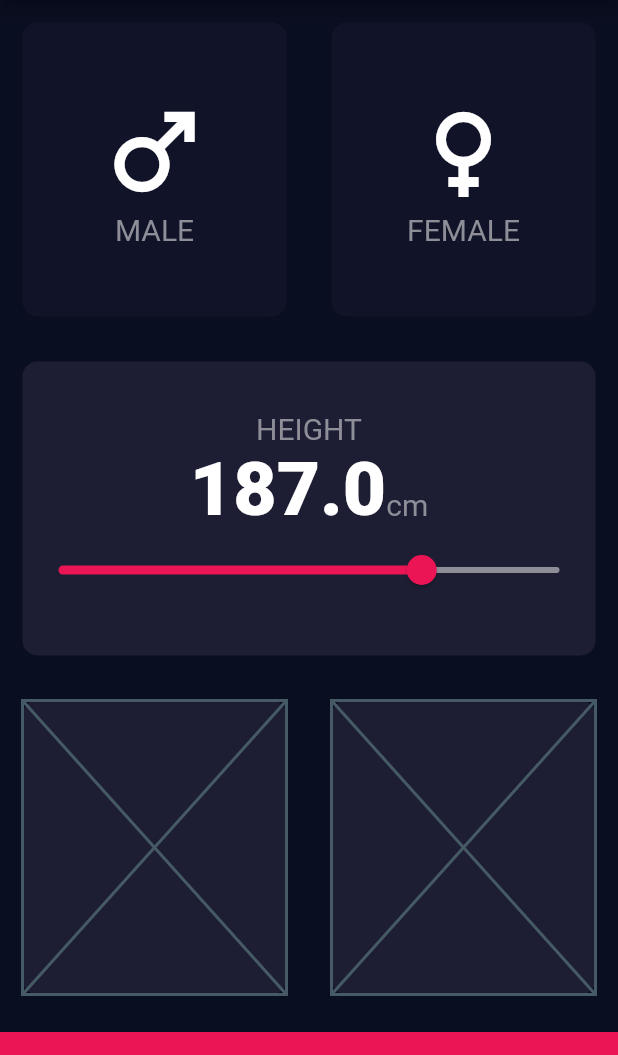
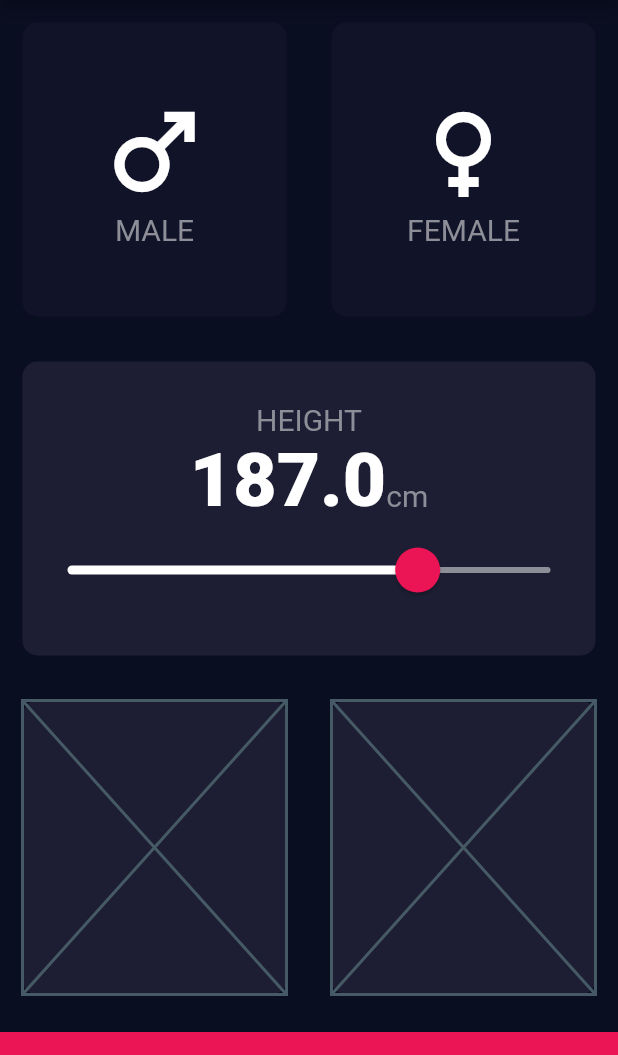
Before and after one commit to UildsonSantos/Flutter_with_Angela_Yu, a Flutter app: the screen it shows after launch, on a phone screen of 412 x 824 dp, the part 84-1139 px from its top. Run offline on Flutter 3.47's test engine with Material 2 defaults, Android fonts, the phone set to English and light mode, and no system bars; our stand-ins replace audioplayers, rflutter_alert.

Commit message:
add SliderTheme in slider

```diff
--- a/bmi_calculator/lib/input_page.dart
+++ b/bmi_calculator/lib/input_page.dart
@@ -85,7 +85,7 @@ class _InputPageState extends State<InputPage> {
                     mainAxisAlignment: MainAxisAlignment.center,
                     crossAxisAlignment: CrossAxisAlignment.baseline,
                     textBaseline: TextBaseline.alphabetic,
-                    children:  [
+                    children: [
                       Text(
                         height.toStringAsFixed(1),
                         style: kNumberTextStyle,
@@ -96,17 +96,26 @@ class _InputPageState extends State<InputPage> {
                       ),
                     ],
                   ),
-                  Slider(
+                  SliderTheme(
+                    data: SliderTheme.of(context).copyWith(
+                        inactiveTrackColor: const Color(0xFF8D8E98),
+                        activeTrackColor: Colors.white,
+                        thumbColor: const Color(0xFFEB1555),
+                        overlayColor: const Color(0x29EB1555),
+                        thumbShape: const RoundSliderThumbShape(
+                            enabledThumbRadius: 15.0),
+                        overlayShape:
+                            const RoundSliderOverlayShape(overlayRadius: 30.0)),
+                    child: Slider(
                       value: height,
                       min: 100.0,
                       max: 220.0,
-                    activeColor: const Color(0xFFEB1555),
-                    inactiveColor: const Color(0xFF8D8E98),
                       onChanged: (value) {
                         setState(() {
                           height = value;
                         });
                       },
+                    ),
                   )
                 ],
               ),
```
Lines whose indentation alone changed are shown as unchanged.
